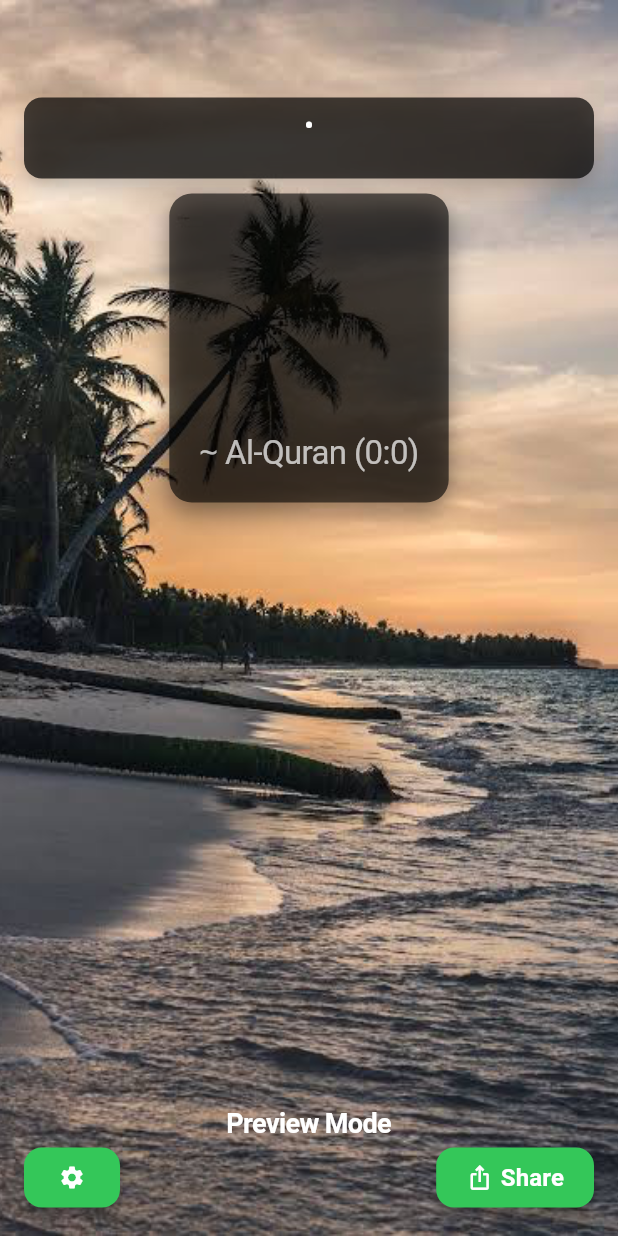
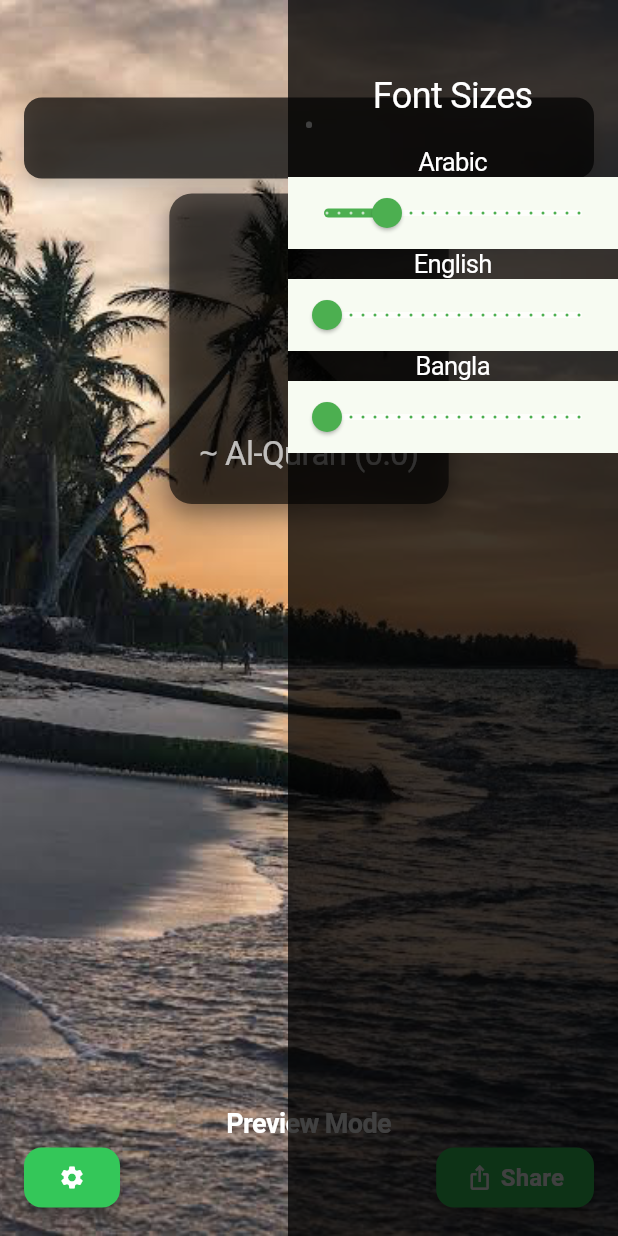
Before and after one commit to rr-uchchash360/Quranic, a Flutter app: the ResultScreen screen opened directly with empty values, after a tap on the "settings" icon, on a phone screen of 412 x 824 dp. Run offline on Flutter 3.47's test engine with Material 3 defaults, Android fonts, the phone set to English and light mode, and no system bars; drawn by our look-alikes of screenshot; our stand-ins replace share_plus.

Commit message:
Dynamic font size

```diff
--- a/quranic/lib/screens/result_screen.dart
+++ b/quranic/lib/screens/result_screen.dart
@@ -11,7 +11,7 @@ import 'package:screenshot/screenshot.dart';
 import 'package:path_provider/path_provider.dart';
 import 'package:path/path.dart' as path;
 
-class ResultScreen extends StatelessWidget {
+class ResultScreen extends StatefulWidget {
   final String arabic;
   final String english;
   final String bangla;
@@ -39,7 +39,16 @@ class ResultScreen extends StatelessWidget {
     required this.revelationPlace,
   }) : super(key: key);
 
+  @override
+  _ResultScreenState createState() => _ResultScreenState();
+}
+
+class _ResultScreenState extends State<ResultScreen> {
   final ScreenshotController screenshotController = ScreenshotController();
+  double arabicFontSize = 35;
+  double englishFontSize = 20;
+  double banglaFontSize = 20;
+  bool showSettings = false;
 
   @override
   Widget build(BuildContext context) {
@@ -72,6 +81,7 @@ class ResultScreen extends StatelessWidget {
           ),
           _buildPreviewMode(),
           _buildButtonRow(context),
+          if (showSettings) _buildSettingsMenu(),
         ],
       ),
     );
@@ -97,7 +107,7 @@ class ResultScreen extends StatelessWidget {
             mainAxisAlignment: MainAxisAlignment.center,
             children: [
               Text(
-                surahNameTranslation,
+                widget.surahNameTranslation,
                 style: const TextStyle(
                   fontSize: 20,
                   color: Colors.white,
@@ -114,7 +124,7 @@ class ResultScreen extends StatelessWidget {
               ),
               const SizedBox(width: 8),
               Text(
-                surahNameArabic,
+                widget.surahNameArabic,
                 style: const TextStyle(
                   fontSize: 26,
                   color: Colors.white,
@@ -124,7 +134,7 @@ class ResultScreen extends StatelessWidget {
             ],
           ),
           Text(
-            revelationPlace,
+            widget.revelationPlace,
             style: const TextStyle(
               fontSize: 15,
               color: Colors.white70,
@@ -156,40 +166,40 @@ class ResultScreen extends StatelessWidget {
           crossAxisAlignment: CrossAxisAlignment.center,
           children: [
             Text(
-              arabic,
+              widget.arabic,
               textAlign: TextAlign.center,
               textDirection: TextDirection.rtl,
-              style: const TextStyle(
-                fontSize: 34,
+              style: TextStyle(
+                fontSize: arabicFontSize,
                 color: Colors.white,
                 fontFamily: 'Scheherazade',
               ),
             ),
-            if (showEnglish) ...[
+            if (widget.showEnglish) ...[
               const SizedBox(height: 15),
               Text(
-                english,
+                widget.english,
                 textAlign: TextAlign.center,
-                style: const TextStyle(
-                  fontSize: 20,
+                style: TextStyle(
+                  fontSize: englishFontSize,
                   color: Colors.white70,
                 ),
               ),
             ],
-            if (showBangla) ...[
+            if (widget.showBangla) ...[
               const SizedBox(height: 15),
               Text(
-                bangla,
+                widget.bangla,
                 textAlign: TextAlign.center,
-                style: const TextStyle(
-                  fontSize: 20,
+                style: TextStyle(
+                  fontSize: banglaFontSize,
                   color: Colors.white70,
                 ),
               ),
             ],
             const SizedBox(height: 20),
             Text(
-              '∼ Al-Quran ($surahNumber:$ayahNumber)',
+              '∼ Al-Quran (${widget.surahNumber}:${widget.ayahNumber})',
               textAlign: TextAlign.center,
               style: const TextStyle(
                 fontSize: 22,
@@ -232,7 +242,11 @@ class ResultScreen extends StatelessWidget {
             Padding(
               padding: const EdgeInsets.symmetric(horizontal: 16),
               child: ElevatedButton(
-                onPressed: () {},
+                onPressed: () {
+                  setState(() {
+                    showSettings = !showSettings;
+                  });
+                },
                 style: ElevatedButton.styleFrom(
                   primary: CupertinoColors.systemGreen,
                   padding: const EdgeInsets.symmetric(horizontal: 20),
@@ -279,6 +293,82 @@ class ResultScreen extends StatelessWidget {
     );
   }
 
+  Widget _buildSettingsMenu() {
+    return Positioned(
+      top: 0,
+      bottom: 0,
+      right: 0,
+      width: 220,
+      child: Container(
+        color: Colors.black.withOpacity(0.75),
+        child: SingleChildScrollView(
+          child: Column(
+            mainAxisAlignment: MainAxisAlignment.center,
+            children: [
+              SizedBox(
+                height: 50,
+              ),
+              Text('Font Sizes',
+                  style: TextStyle(color: Colors.white, fontSize: 24)),
+              SizedBox(height: 20),
+              Text('Arabic', style: TextStyle(color: Colors.white)),
+              Material(
+                child: Slider(
+                  value: arabicFontSize,
+                  min: 30,
+                  max: 50,
+                  divisions: 21,
+                  label: arabicFontSize.round().toString(),
+                  activeColor: Colors.green,
+                  inactiveColor: Colors.white70,
+                  onChanged: (value) {
+                    setState(() {
+                      arabicFontSize = value;
+                    });
+                  },
+                ),
+              ),
+              Text('English', style: TextStyle(color: Colors.white)),
+              Material(
+                child: Slider(
+                  value: englishFontSize,
+                  min: 20,
+                  max: 40,
+                  divisions: 21,
+                  label: englishFontSize.round().toString(),
+                  activeColor: Colors.green,
+                  inactiveColor: Colors.white70,
+                  onChanged: (value) {
+                    setState(() {
+                      englishFontSize = value;
+                    });
+                  },
+                ),
+              ),
+              Text('Bangla', style: TextStyle(color: Colors.white)),
+              Material(
+                child: Slider(
+                  value: banglaFontSize,
+                  min: 20,
+                  max: 40,
+                  divisions: 21,
+                  label: banglaFontSize.round().toString(),
+                  activeColor: Colors.green,
+                  inactiveColor: Colors.white70,
+                  onChanged: (value) {
+                    setState(() {
+                      banglaFontSize = value;
+                    });
+                  },
+                ),
+              ),
+            ],
+          ),
+        ),
+      ),
+    );
+  }
+
   Future<Uint8List> _encodePng(ui.Image image) async {
     final byteData = await image.toByteData(format: ui.ImageByteFormat.png);
     if (byteData == null) {
@@ -291,15 +381,14 @@ class ResultScreen extends StatelessWidget {
     final Uint8List? image = await screenshotController.capture();
     if (image != null) {
       final directory = await getTemporaryDirectory();
-      final imagePath =
-          path.join(directory.path, 'Quranic_$surahNumber:$ayahNumber.png');
+      final imagePath = path.join(directory.path,
+          'Quranic_${widget.surahNumber}:${widget.ayahNumber}.png');
       final imageFile = File(imagePath);
 
       try {
         final originalImage = await _loadImage(Uint8List.fromList(image));
         final watermarkedImage =
-            await _addWatermark(originalImage, watermarkText);
-
+            await _addWatermark(originalImage, widget.watermarkText);
         await imageFile.writeAsBytes(await _encodePng(watermarkedImage));
         await Share.shareXFiles([XFile(imageFile.path)]);
       } catch (e) {
```
Also changed, not shown: 1 other file.
